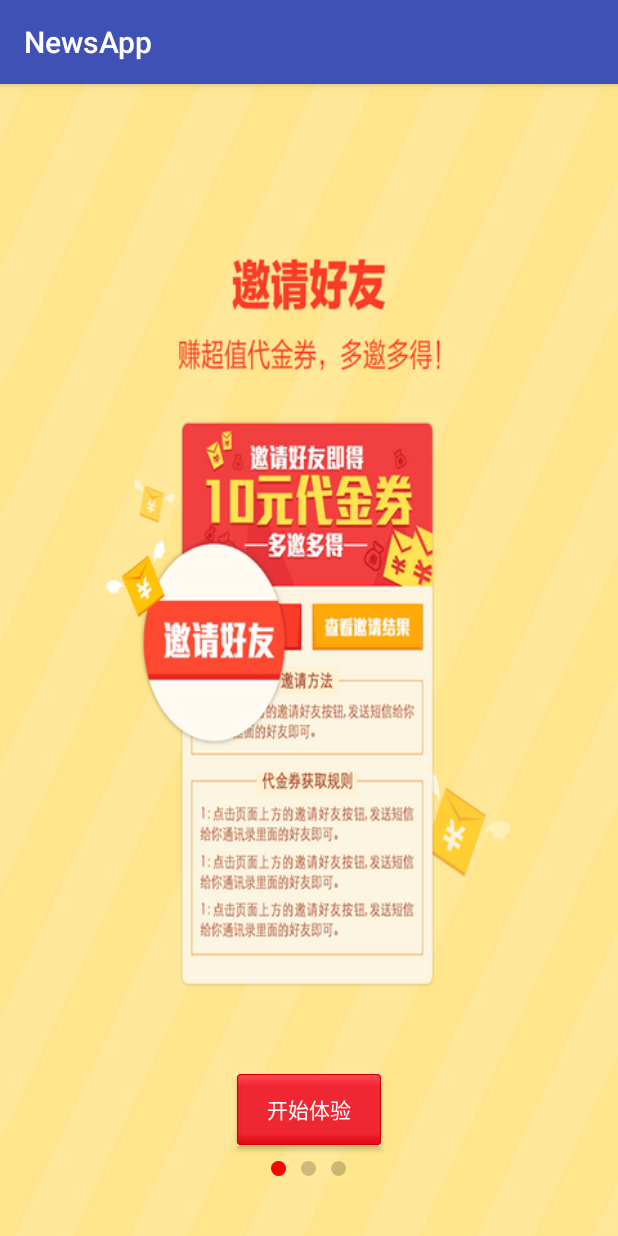
After one commit to ChenYuelun/NewsApp, an Android app: the GuideActivity screen opened directly, with no data from a screen before it, on a phone screen of 412 x 824 dp. The commit adds this screen. Run offline under Robolectric (Android 15) with nearby library versions, the phone set to English and light mode, and no system bars; our stand-ins replace ButterKnife.

Commit message:
Guide界面完成，添加是否进入向导界面的判断缓存等

```diff
--- a/app/src/main/AndroidManifest.xml
+++ b/app/src/main/AndroidManifest.xml
@@ -15,6 +15,8 @@
                 <category android:name="android.intent.category.LAUNCHER" />
             </intent-filter>
         </activity>
+        <activity android:name=".acitivyty.MainActivity" />
+        <activity android:name=".acitivyty.GuideActivity"></activity>
     </application>
 
 </manifest>
--- /dev/null
+++ b/app/src/main/java/com/example/newsapp/Utils/DensityUtil.java
@@ -0,0 +1,25 @@
+package com.example.newsapp.Utils;
+
+import android.content.Context;
+
+/**
+ * Created by chenyuelun on 2017/6/2.
+ */
+
+public class DensityUtil {
+    /**
+     * 根据手机的分辨率从 dip 的单位 转成为 px(像素)
+     */
+    public static int dip2px(Context context, float dpValue) {
+        final float scale = context.getResources().getDisplayMetrics().density;
+        return (int) (dpValue * scale + 0.5f);
+    }
+
+    /**
+     * 根据手机的分辨率从 px(像素) 的单位 转成为 dp
+     */
+    public static int px2dip(Context context, float pxValue) {
+        final float scale = context.getResources().getDisplayMetrics().density;
+        return (int) (pxValue / scale + 0.5f);
+    }
+}
--- /dev/null
+++ b/app/src/main/java/com/example/newsapp/acitivyty/GuideActivity.java
@@ -0,0 +1,134 @@
+package com.example.newsapp.acitivyty;
+
+import android.content.Intent;
+import android.os.Bundle;
+import android.support.v4.view.PagerAdapter;
+import android.support.v4.view.ViewPager;
+import android.support.v7.app.AppCompatActivity;
+import android.view.View;
+import android.view.ViewGroup;
+import android.view.ViewTreeObserver;
+import android.widget.Button;
+import android.widget.ImageView;
+import android.widget.LinearLayout;
+import android.widget.RelativeLayout;
+
+import com.example.newsapp.R;
+import com.example.newsapp.Utils.CacheUtils;
+import com.example.newsapp.Utils.DensityUtil;
+
+import java.util.ArrayList;
+
+import butterknife.BindView;
+import butterknife.ButterKnife;
+import butterknife.OnClick;
+
+
+public class GuideActivity extends AppCompatActivity {
+
+    @BindView(R.id.guide_vp)
+    ViewPager guideVp;
+    @BindView(R.id.btn_start_main)
+    Button btnStartMain;
+    @BindView(R.id.red_point)
+    ImageView redPoint;
+    @BindView(R.id.ll_point_group)
+    LinearLayout llPointGroup;
+    private ArrayList<ImageView> imageViews;
+    private int[] ids = {R.drawable.guide_1, R.drawable.guide_2, R.drawable.guide_3};
+    private int leftMarin;
+
+    @Override
+    protected void onCreate(Bundle savedInstanceState) {
+        super.onCreate(savedInstanceState);
+        setContentView(R.layout.activity_guide);
+        ButterKnife.bind(this);
+        initData();
+        guideVp.setAdapter(new MyPagerAdapter());
+
+        redPoint.getViewTreeObserver().addOnGlobalLayoutListener(new ViewTreeObserver.OnGlobalLayoutListener() {
+            @Override
+            public void onGlobalLayout() {
+                redPoint.getViewTreeObserver().removeOnGlobalLayoutListener(this);
+                leftMarin = llPointGroup.getChildAt(1).getLeft() - llPointGroup.getChildAt(0).getLeft();
+
+            }
+        });
+
+        guideVp.addOnPageChangeListener(new ViewPager.OnPageChangeListener() {
+            @Override
+            public void onPageScrolled(int position, float positionOffset, int positionOffsetPixels) {
+                float left = leftMarin * (positionOffset + position);
+                RelativeLayout.LayoutParams params = (RelativeLayout.LayoutParams) redPoint.getLayoutParams();
+                params.leftMargin = (int) left;
+                redPoint.setLayoutParams(params);
+            }
+
+            @Override
+            public void onPageSelected(int position) {
+                if(position != imageViews.size()-1) {
+                    btnStartMain.setVisibility(View.GONE);
+                }else {
+                    btnStartMain.setVisibility(View.VISIBLE);
+                }
+            }
+
+            @Override
+            public void onPageScrollStateChanged(int state) {
+
+            }
+        });
+    }
+
+    private void initData() {
+        imageViews = new ArrayList<>();
+        for (int i = 0; i < ids.length; i++) {
+            ImageView imageView = new ImageView(this);
+            imageView.setBackgroundResource(ids[i]);
+            imageViews.add(imageView);
+
+            ImageView point = new ImageView(this);
+            point.setImageResource(R.drawable.point_normal);
+            LinearLayout.LayoutParams params = new LinearLayout.LayoutParams(DensityUtil.dip2px(GuideActivity.this,10),DensityUtil.dip2px(GuideActivity.this,10));
+            if(i!= 0) {
+                params.leftMargin = DensityUtil.dip2px(GuideActivity.this,10);
+            }
+            point.setLayoutParams(params);
+
+            llPointGroup.addView(point);
+
+        }
+
+    }
+
+    @OnClick(R.id.btn_start_main)
+    public void onViewClicked() {
+        CacheUtils.setBooleanForGuide(GuideActivity.this, "notFirstOpen", true);
+        startActivity(new Intent(GuideActivity.this, MainActivity.class));
+        finish();
+    }
+
+    private class MyPagerAdapter extends PagerAdapter {
+        @Override
+        public Object instantiateItem(ViewGroup container, int position) {
+            ImageView imageView = imageViews.get(position);
+            container.addView(imageView);
+            return imageView;
+        }
+
+        @Override
+        public void destroyItem(ViewGroup container, int position, Object object) {
+            container.removeView((View) object);
+        }
+
+        @Override
+        public int getCount() {
+            return imageViews.size();
+        }
+
+        @Override
+        public boolean isViewFromObject(View view, Object object) {
+            return view == object;
+        }
+    }
+}
--- /dev/null
+++ b/app/src/main/res/drawable/btn_start_selector.xml
@@ -0,0 +1,6 @@
+<?xml version="1.0" encoding="utf-8"?>
+<selector xmlns:android="http://schemas.android.com/apk/res/android">
+    <item android:state_pressed="false" android:drawable="@drawable/button_red_normal"/>
+    <item android:state_pressed="false" android:drawable="@drawable/button_red_pressed"/>
+
+</selector>
--- /dev/null
+++ b/app/src/main/res/drawable/btn_start_textcolor_selector.xml
@@ -0,0 +1,6 @@
+<?xml version="1.0" encoding="utf-8"?>
+<selector xmlns:android="http://schemas.android.com/apk/res/android">
+    <item android:state_pressed="false" android:color="@android:color/white"/>
+    <item android:state_pressed="true" android:color="@android:color/black"/>
+
+</selector>
--- /dev/null
+++ b/app/src/main/res/drawable/point_normal.xml
@@ -0,0 +1,6 @@
+<?xml version="1.0" encoding="utf-8"?>
+<shape xmlns:android="http://schemas.android.com/apk/res/android" android:shape="oval">
+    <corners android:radius="12dp"/>
+    <solid android:color="#33000000"/>
+
+</shape>
--- /dev/null
+++ b/app/src/main/res/drawable/red_point.xml
@@ -0,0 +1,6 @@
+<?xml version="1.0" encoding="utf-8"?>
+<shape xmlns:android="http://schemas.android.com/apk/res/android" android:shape="oval">
+    <corners android:radius="12dp"/>
+    <solid android:color="#ff0000"/>
+
+</shape>
--- /dev/null
+++ b/app/src/main/res/layout/activity_guide.xml
@@ -0,0 +1,53 @@
+<?xml version="1.0" encoding="utf-8"?>
+<RelativeLayout xmlns:android="http://schemas.android.com/apk/res/android"
+    xmlns:tools="http://schemas.android.com/tools"
+    android:id="@+id/activity_guide"
+    android:layout_width="match_parent"
+    android:layout_height="match_parent"
+    tools:context="com.example.newsapp.acitivyty.GuideActivity">
+
+
+    <android.support.v4.view.ViewPager
+        android:id="@+id/guide_vp"
+        android:layout_width="match_parent"
+        android:layout_height="match_parent" />
+
+    <Button
+        android:id="@+id/btn_start_main"
+        android:layout_width="wrap_content"
+        android:layout_height="wrap_content"
+        android:layout_alignParentBottom="true"
+        android:layout_centerInParent="true"
+        android:layout_marginBottom="60dp"
+        android:background="@drawable/btn_start_selector"
+        android:paddingLeft="20dp"
+        android:paddingRight="20dp"
+        android:text="开始体验"
+        android:textColor="@drawable/btn_start_textcolor_selector" />
+
+
+    <RelativeLayout
+        android:layout_width="wrap_content"
+        android:layout_height="wrap_content"
+        android:layout_alignParentBottom="true"
+        android:layout_centerInParent="true"
+        android:layout_marginBottom="40dp">
+
+        <LinearLayout
+            android:id="@+id/ll_point_group"
+            android:layout_width="wrap_content"
+            android:layout_height="wrap_content"
+            android:orientation="horizontal">
+
+
+        </LinearLayout>
+
+        <ImageView
+            android:id="@+id/red_point"
+            android:layout_width="10dp"
+            android:layout_height="10dp"
+            android:src="@drawable/red_point" />
+    </RelativeLayout>
+
+
+</RelativeLayout>
--- a/build.gradle
+++ b/build.gradle
@@ -6,6 +6,7 @@ buildscript {
     }
     dependencies {
         classpath 'com.android.tools.build:gradle:2.2.3'
+        classpath 'com.neenbedankt.gradle.plugins:android-apt:1.8'
 
         // NOTE: Do not place your application dependencies here; they belong
         // in the individual module build.gradle files
```
Also changed, not shown: app/build.gradle (+5 -2 lines), app/src/main/java/com/example/newsapp/Utils/CacheUtils.java (added, +23 -0 lines), app/src/main/java/com/example/newsapp/WelcomeActivity.java (+13 -0 lines), app/src/main/java/com/example/newsapp/acitivyty/MainActivity.java (added, +15 -0 lines), app/src/main/res/layout/activity_main.xml (added, +13 -0 lines), app/src/main/res/drawable-hdpi/button_red_normal.9.png (added), app/src/main/res/drawable-hdpi/button_red_pressed.9.png (added), app/src/main/res/drawable-hdpi/guide_1.png (added), app/src/main/res/drawable-hdpi/guide_2.png (added), app/src/main/res/drawable-hdpi/guide_3.png (added).
